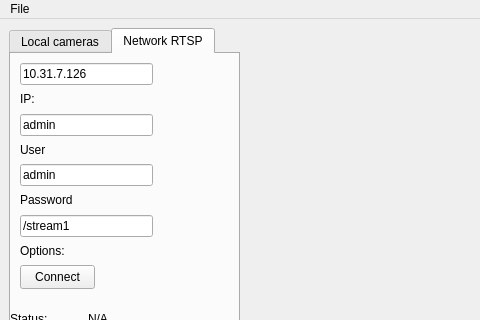
Before: the Qt Designer form mainwindow.ui in Omadica/EnhancedPlayer, drawn with Qt 5; both pictures show x 0 to 480 and y 0 to 320 of the 907 by 696 pixel window.
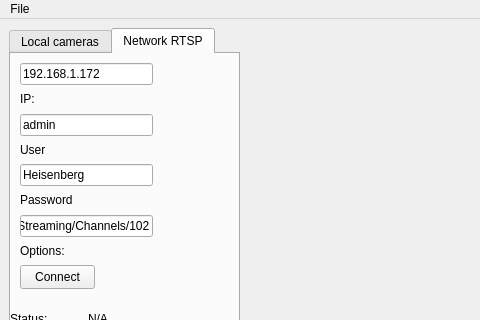
After: the same form once the commit is applied.

What changed in the file:
```diff
--- a/mainwindow.ui
+++ b/mainwindow.ui
@@ -76,7 +76,7 @@
            </rect>
           </property>
           <property name="text">
-           <string>10.31.7.126</string>
+           <string>192.168.1.172</string>
           </property>
          </widget>
          <widget class="QLabel" name="label">
@@ -134,7 +134,7 @@
            <string notr="true">lineedit-password-character: 9679</string>
           </property>
           <property name="text">
-           <string>admin</string>
+           <string>Heisenberg</string>
           </property>
          </widget>
          <widget class="QLabel" name="label_3">
@@ -160,7 +160,7 @@
            </rect>
           </property>
           <property name="text">
-           <string>/stream1</string>
+           <string>/Streaming/Channels/102</string>
           </property>
          </widget>
          <widget class="QLabel" name="label_4">
@@ -215,7 +215,7 @@
            <string>Playback</string>
           </property>
          </widget>
-         <widget class="QWidget" name="">
+         <widget class="QWidget" name="layoutWidget">
           <property name="geometry">
            <rect>
             <x>-1</x>
```
Left out of the diff: 2 changed lines with no effect on the pictures.
